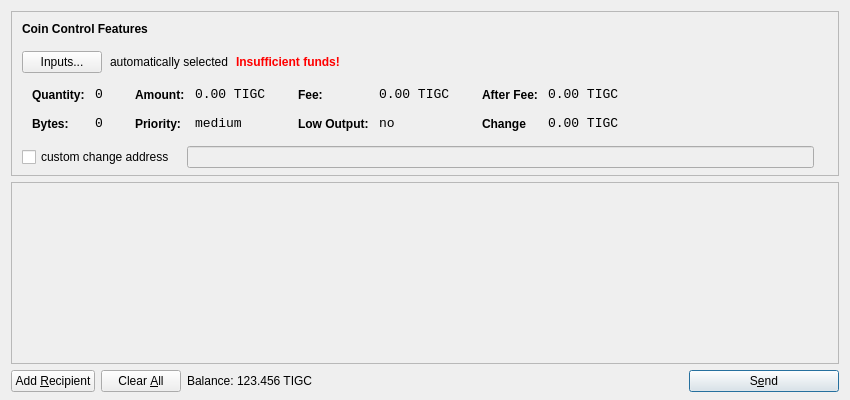
Above: src/qt/forms/sendcoinsdialog.ui from laurobeleche/Caluracoin before the change. Below: the same form after it.
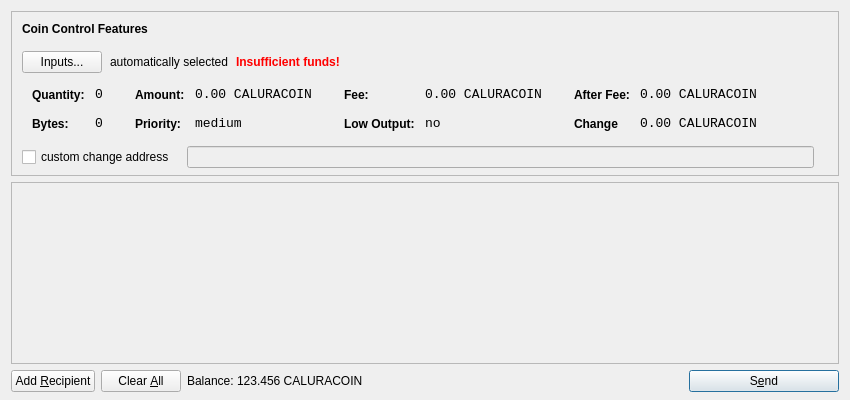
That is the form after the change. Icons and pictures are not drawn.

Patch:
```diff
--- a/src/qt/forms/sendcoinsdialog.ui
+++ b/src/qt/forms/sendcoinsdialog.ui
@@ -321,7 +321,7 @@
                   <enum>Qt::ActionsContextMenu</enum>
                  </property>
                  <property name="text">
-                  <string>0.00 TIGC</string>
+                  <string>0.00 CALURACOIN</string>
                  </property>
                  <property name="textInteractionFlags">
                   <set>Qt::LinksAccessibleByMouse|Qt::TextSelectableByKeyboard|Qt::TextSelectableByMouse</set>
@@ -407,7 +407,7 @@
                   <enum>Qt::ActionsContextMenu</enum>
                  </property>
                  <property name="text">
-                  <string>0.00 TIGC</string>
+                  <string>0.00 CALURACOIN</string>
                  </property>
                  <property name="textInteractionFlags">
                   <set>Qt::LinksAccessibleByMouse|Qt::TextSelectableByKeyboard|Qt::TextSelectableByMouse</set>
@@ -493,7 +493,7 @@
                   <enum>Qt::ActionsContextMenu</enum>
                  </property>
                  <property name="text">
-                  <string>0.00 TIGC</string>
+                  <string>0.00 CALURACOIN</string>
                  </property>
                  <property name="textInteractionFlags">
                   <set>Qt::LinksAccessibleByMouse|Qt::TextSelectableByKeyboard|Qt::TextSelectableByMouse</set>
@@ -525,7 +525,7 @@
                   <enum>Qt::ActionsContextMenu</enum>
                  </property>
                  <property name="text">
-                  <string>0.00 TIGC</string>
+                  <string>0.00 CALURACOIN</string>
                  </property>
                  <property name="textInteractionFlags">
                   <set>Qt::LinksAccessibleByMouse|Qt::TextSelectableByKeyboard|Qt::TextSelectableByMouse</set>
@@ -732,7 +732,7 @@
           <cursorShape>IBeamCursor</cursorShape>
          </property>
          <property name="text">
-          <string>123.456 TIGC</string>
+          <string>123.456 CALURACOIN</string>
          </property>
          <property name="textInteractionFlags">
           <set>Qt::LinksAccessibleByMouse|Qt::TextSelectableByKeyboard|Qt::TextSelectableByMouse</set>
```
